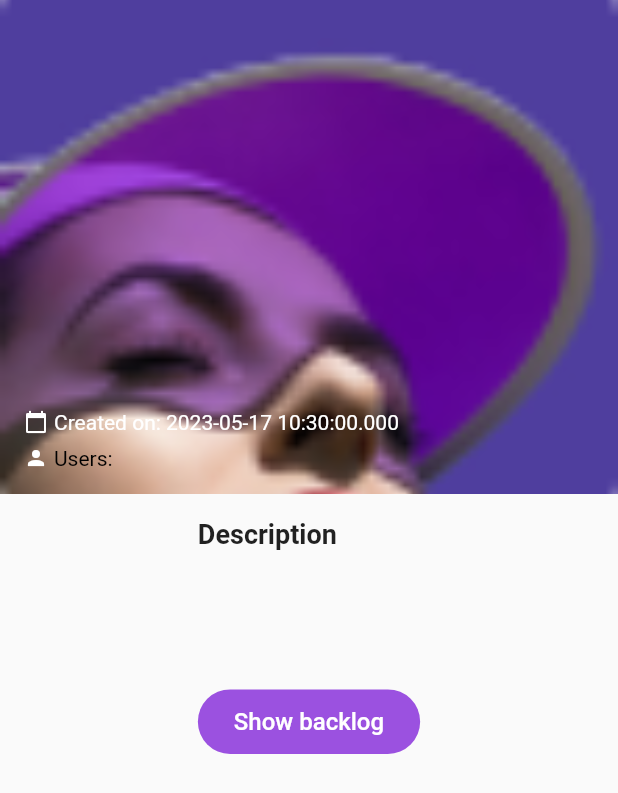
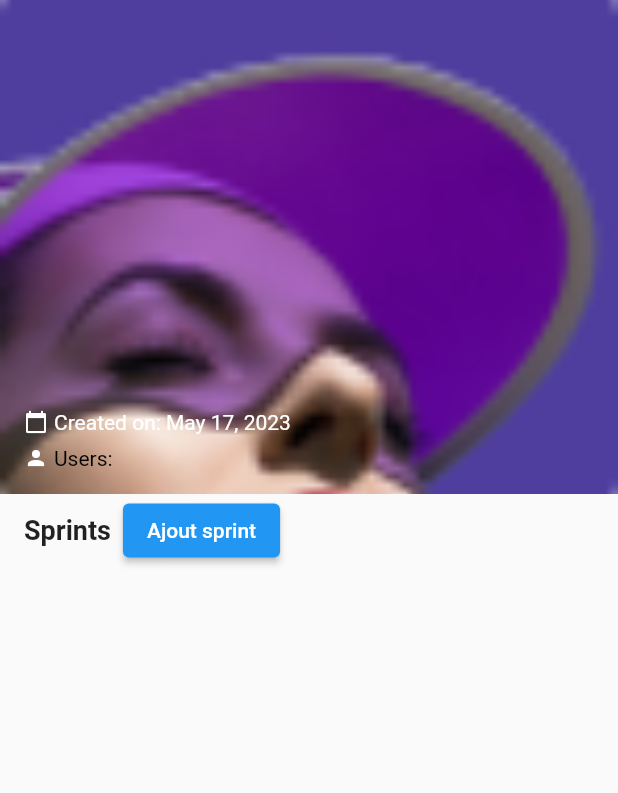
Before and after one commit to anwar217/tik, a Flutter app: the ProjectDetailsScreen screen opened directly with empty values, on a phone screen of 412 x 824 dp. Shown: the top 793 px of the screen. Run offline on Flutter 3.47's test engine with Material 2 defaults, Android fonts, the phone set to English and light mode, and no system bars; our stand-ins replace flutter_bloc; network calls fail.

Commit message:
ajouter qlq fonctionnalité

```diff
--- /dev/null
+++ b/lib/Sprint_service.dart
@@ -0,0 +1,20 @@
+import 'dart:convert';
+import 'package:http/http.dart' as http;
+import 'package:suiviprojet/models/Sprint.dart';
+
+class SprintService {
+
+  static const API_URL = 'http://localhost:3000/Sprints';
+
+  Future<List<Sprint>> fetchSprints(int projectId) async {
+    final response = await http.get(Uri.parse('$API_URL?projectId=$projectId'));
+
+    if (response.statusCode == 200) {
+      List<dynamic> sprintsJson = json.decode(response.body) as List<dynamic>;
+      List<Sprint> sprints = sprintsJson.map((sprint) => Sprint.fromJson(sprint)).toList();
+      return sprints;
+    } else {
+      throw Exception('Failed to fetch sprints');
+    }
+  }
+}
--- a/lib/models/Project.dart
+++ b/lib/models/Project.dart
@@ -40,6 +40,4 @@ factory Project.fromJson(Map<String, dynamic> json) {
     tasks: tasks,
   );
 }
-
-
 }
--- a/lib/project_details_screen.dart
+++ b/lib/project_details_screen.dart
@@ -1,11 +1,29 @@
 import 'package:flutter/material.dart';
+import 'package:intl/intl.dart';
 import 'package:suiviprojet/BacklogButton.dart';
 import 'package:suiviprojet/models/Project.dart';
+import 'package:suiviprojet/models/Sprint.dart';
 
-class ProjectDetailsScreen extends StatelessWidget {
+class ProjectDetailsScreen extends StatefulWidget {
   final Project project;
 
   ProjectDetailsScreen(this.project);
+
+  @override
+  _ProjectDetailsScreenState createState() => _ProjectDetailsScreenState();
+}
+
+class _ProjectDetailsScreenState extends State<ProjectDetailsScreen> {
+void _deleteSprint(Project project, int sprintId) {
+  setState(() {
+    final index = project.sprints.indexWhere((sprint) => sprint.id == sprintId);
+    if (index != -1) {
+      project.sprints.removeAt(index);
+    }
+  });
+}
+
+
 
   @override
   Widget build(BuildContext context) {
@@ -29,7 +47,7 @@ class ProjectDetailsScreen extends StatelessWidget {
                     crossAxisAlignment: CrossAxisAlignment.start,
                     children: [
                       Text(
-                        project.name,
+                        widget.project.name,
                         style: TextStyle(
                           color: Colors.white,
                           fontSize: 28,
@@ -43,7 +61,7 @@ class ProjectDetailsScreen extends StatelessWidget {
                               color: Colors.white, size: 16),
                           SizedBox(width: 4),
                           Text(
-                            'Created on: ${project.createdAt}',
+                            'Created on: ${DateFormat.yMMMMd().format(widget.project.createdAt)}',
                             style: TextStyle(
                               color: Colors.white,
                               fontSize: 14,
@@ -57,7 +75,7 @@ class ProjectDetailsScreen extends StatelessWidget {
                           Icon(Icons.person, color: Colors.white, size: 16),
                           SizedBox(width: 4),
                           Text(
-                            'Users: ${project.members.map((user) => '${user.firstName} ${user.lastName}').join(", ")}',
+                            'Users: ${widget.project.members.map((user) => '${user.firstName} ${user.lastName}').join(", ")}',
                             style: TextStyle(
                               color: Color.fromARGB(255, 0, 0, 0),
                               fontSize: 14,
@@ -71,40 +89,92 @@ class ProjectDetailsScreen extends StatelessWidget {
               ],
             ),
           ),
-          Expanded(
-            child: Padding(
-              padding: const EdgeInsets.all(16.0),
-              child: Column(
-                crossAxisAlignment: CrossAxisAlignment.start,
+          Padding(
+            padding: const EdgeInsets.symmetric(horizontal: 16),
+            child: Row(
               children: [
                 Text(
-                    'Description',
+                  'Sprints',
                   style: TextStyle(
                     fontSize: 18,
                     fontWeight: FontWeight.bold,
                   ),
                 ),
-                  SizedBox(height: 8),
-                  Text(
-                    project.description,
-                    style: TextStyle(
-                      fontSize: 16,
+                SizedBox(width: 8),
+                ElevatedButton(
+                  onPressed: () {
+                    // Handle add sprint button press
+                  },
+                  child: Text('Ajout sprint'),
+                ),
+              ],
             ),
           ),
-                  Container(
-                    margin: const EdgeInsets.only(top: 50.0),
-                    child: BacklogButton(
-                      onPressed: () {
-                        // do something when button is pressed
+          Expanded(
+            child: ListView.builder(
+              itemCount: widget.project.sprints.length,
+              itemBuilder: (BuildContext context, int index) {
+                Sprint sprint = widget.project.sprints[index];
+                Color color = _getProjectColor(index % projectColors.length);
+                Color nextColor =
+                    _getProjectColor((index + 1) % projectColors.length);
+                return Dismissible(
+                  key: Key(sprint.id.toString()),
+                  direction: DismissDirection.endToStart,
+                  background: Container(
+                    color: Colors.red,
+                    alignment: Alignment.centerRight,
+                    padding: EdgeInsets.symmetric(horizontal: 16),
+                    child: Icon(Icons.delete, color: Colors.white),
+                  ),
+                  onDismissed: (direction) {
+        setState(() {
+          _deleteSprint(widget.project, sprint.id);
+        });
+      },
+                  child: Container(
+                    margin: EdgeInsets.symmetric(vertical: 8, horizontal: 16),
+                    decoration: BoxDecoration(
+                      color: color,
+                      borderRadius: BorderRadius.circular(8),
+                      boxShadow: [
+                        BoxShadow(
+                          color: Colors.grey.withOpacity(0.3),
+                          blurRadius: 3,
+                          offset: Offset(0, 2),
+                        ),
+                      ],
+                    ),
+                    child: ListTile(
+                      title: Text(
+                        sprint.nom,
+                        style: TextStyle(color: Colors.white),
+                      ),
+                      subtitle: Text(
+                        'Start: ${DateFormat.yMMMMd().format(sprint.datedebut)} - End: ${DateFormat.yMMMMd().format(sprint.datefin)}',
+                        style: TextStyle(color: Colors.white),
+                      ),
+                      onTap: () {
+// Handle sprint item tap
                       },
                     ),
-                  )
-                ],
                   ),
+                );
+              },
             ),
           ),
         ],
       ),
     );
   }
+
+  Color _getProjectColor(int index) {
+    return projectColors[index % projectColors.length];
   }
+
+  List<Color> projectColors = [
+    Color.fromARGB(255, 81, 172, 224),
+    Color.fromARGB(83, 88, 141, 192),
+    const Color.fromARGB(255, 222, 199, 226),
+  ];
+}
--- a/lib/project_service.dart
+++ b/lib/project_service.dart
@@ -41,7 +41,7 @@ class ProjectService {
     }
   }
 Future<List<Sprint>> fetchProjectSprints(int projectId) async {
-    final response = await http.get(Uri.parse('$API_URL/$projectId/sprints'));
+  final response = await http.get(Uri.parse('$API_URL/projects/$projectId/sprints'));
 
   if (response.statusCode == 200) {
     List<dynamic> sprintsJson = json.decode(response.body) as List<dynamic>;
@@ -52,6 +52,4 @@ Future<List<Sprint>> fetchProjectSprints(int projectId) async {
     throw Exception('Failed to fetch project sprints');
   }
 }
-
-
 }
--- a/pubspec.yaml
+++ b/pubspec.yaml
@@ -32,6 +32,7 @@ dependencies:
     sdk: flutter
 
 
+
   # The following adds the Cupertino Icons font to your application.
   # Use with the CupertinoIcons class for iOS style icons.
   cupertino_icons: ^1.0.2
@@ -39,6 +40,8 @@ dependencies:
   animated_splash_screen: ^1.3.0
   json_annotation: ^4.8.1
   flutter_bloc: ^8.1.2
+  intl: ^0.18.1
+  flutter_dialogs: ^3.0.0
 
 dev_dependencies:
   flutter_test:
```
Also changed, not shown: projects.json (+80 -0 lines), lib/project_list_screen.dart (line endings or trailing spaces), pubspec.lock. Lines whose indentation alone changed are shown as unchanged.
